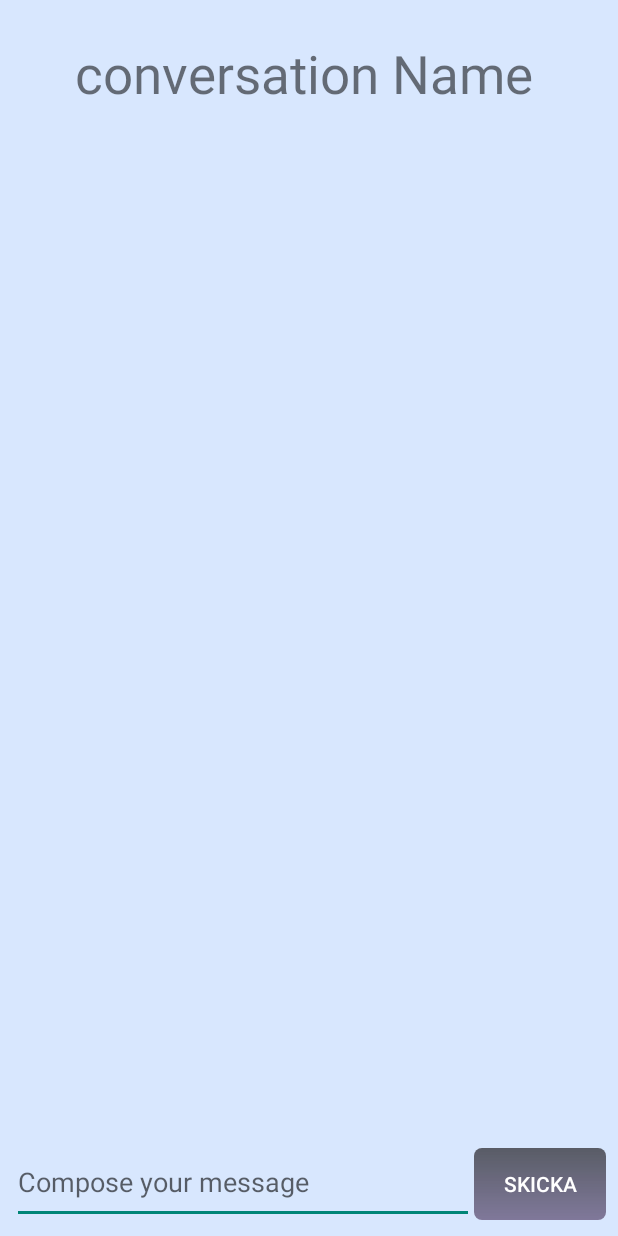
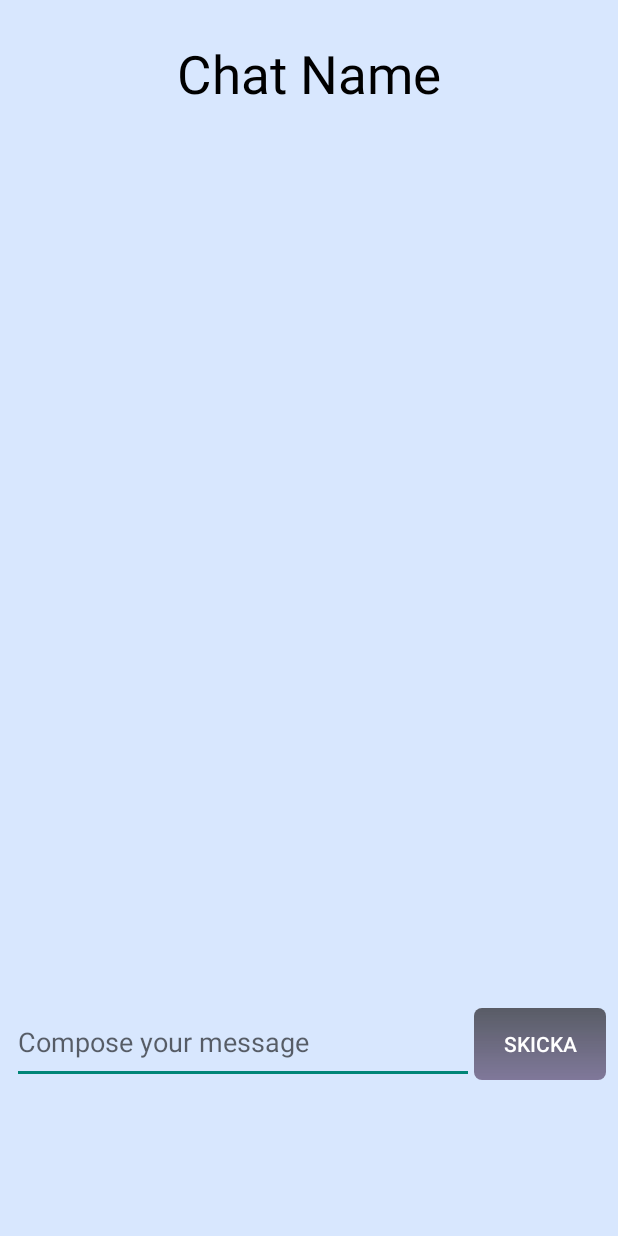
Before and after one commit to Freznas/Chat-Up, an Android app: the ChatActivity screen opened directly, with no data from a screen before it, on a phone screen of 412 x 824 dp. Run offline under Robolectric (Android 15) with nearby library versions, the phone set to English and light mode, and no system bars.

Commit message:
Adapter for search user implemented, needs testing, added design and listviews for chat messages sent and received. need to add adapters.

```diff
--- a/app/src/main/AndroidManifest.xml
+++ b/app/src/main/AndroidManifest.xml
@@ -22,7 +22,7 @@
             android:name=".SearchUserActivity"
             android:exported="false" />
         <activity
-            android:name=".ConversationActivity"
+            android:name=".ConversationsActivity"
             android:exported="false" />
         <activity
             android:name=".ChatActivity"
--- a/app/src/main/java/com/example/chatup/UserDao.kt
+++ b/app/src/main/java/com/example/chatup/UserDao.kt
@@ -84,6 +84,7 @@ class UserDao {
                 activity.showUsers(users)
             }.addOnFailureListener { log -> Log.e("ERROR", "Failed to fetch USERS from firestore") }
     }
+//    Function to search for users
     fun searchUsers(query:String,callback:(List<User>)->Unit){
         val users = mutableListOf<User>()
         FirebaseFirestore.getInstance()
@@ -93,6 +94,7 @@ class UserDao {
             .addOnSuccessListener { result ->
                 for (document in result)
                 {
+//                    Fetching user data from firestore document
                     val id = document.getString(KEY_ID)?:""
                     val name =document.getString(KEY_NAME)?:""
                     val password = document.getString(KEY_PASSWORD)?:""
@@ -111,5 +113,7 @@ class UserDao {
                 Log.e("ERROR","Failed to search users")
                 callback(emptyList())
             }
+
     }
+
 }
--- a/app/src/main/res/layout/activity_chat.xml
+++ b/app/src/main/res/layout/activity_chat.xml
@@ -8,24 +8,39 @@
     <TextView
         android:layout_width="wrap_content"
         android:layout_height="wrap_content"
-        android:layout_marginHorizontal="50dp"
+        android:layout_gravity="center"
         android:layout_marginTop="25dp"
-        android:layout_marginBottom="5dp"
+        android:textColor="@color/view_text_black"
         android:text="@string/chat_view_active_conversation"
-        android:textSize="@dimen/font_header">
+        android:textSize="@dimen/font_header"></TextView>
 
-    </TextView>
+    <LinearLayout
+        android:layout_width="wrap_content"
+        android:layout_height="586dp"
+        android:orientation="horizontal"
+        android:baselineAligned="false">
 
-    <ListView
-        android:id="@+id/lv_Chat"
-        android:layout_width="match_parent"
-        android:layout_height="0dp"
-        android:layout_weight="1"
-        android:layout_marginHorizontal="25dp"
-        android:layout_marginTop="75dp"
-        android:divider="@android:color/transparent"
-        android:dividerHeight="8dp"
-        android:padding="8dp" />
+        <ListView
+            android:id="@+id/lv_chat_received"
+            android:layout_width="match_parent"
+            android:layout_height="match_parent"
+            android:layout_marginHorizontal="10dp"
+            android:layout_marginTop="30dp"
+            android:layout_weight="1"
+            android:divider="@android:color/transparent"
+            android:dividerHeight="5dp" />
+
+        <ListView
+            android:id="@+id/lv_chat_sent"
+            android:layout_width="match_parent"
+            android:layout_height="match_parent"
+            android:layout_marginHorizontal="10dp"
+            android:layout_marginTop="30dp"
+            android:layout_weight="1"
+            android:divider="@android:color/transparent"
+            android:dividerHeight="5dp" />
+
+    </LinearLayout>
 
     <LinearLayout
         android:layout_width="match_parent"
--- a/app/src/main/res/layout/activity_conversation.xml
+++ b/app/src/main/res/layout/activity_conversations.xml
@@ -4,7 +4,7 @@
     xmlns:tools="http://schemas.android.com/tools"
     android:layout_width="match_parent"
     android:layout_height="match_parent"
-    tools:context=".ConversationActivity"
+    tools:context=".ConversationsActivity"
     android:background="@color/background_blue">
 
     <TextView
--- a/app/src/main/res/layout/listview_search_user.xml
+++ b/app/src/main/res/layout/listview_search_user.xml
@@ -6,7 +6,6 @@
     android:layout_height="match_parent"
     android:background="@color/background_blue"
     tools:context=".SearchUserActivity">
-
 
     <androidx.cardview.widget.CardView
         android:id="@+id/search_result_cardview"
--- a/app/src/main/res/values/strings.xml
+++ b/app/src/main/res/values/strings.xml
@@ -14,7 +14,7 @@
     <string name="chat_view_message">Compose your message</string>
     <string name="chat_view_btn_send">Skicka</string>
     <string name="search_view_header">Search for user</string>
-    <string name="chat_view_active_conversation">conversation Name</string>
+    <string name="chat_view_active_conversation">Chat Name</string>
     <string name="main_view_register_user">Register new user</string>
     <string name="main_view_login_user">Login with existing user</string>
     <string name="main_view_header">You better Chat up!</string>
@@ -33,7 +33,8 @@
     <string name="profile_text">Lorem ipsum dolor sit amet, consectetur adipiscing elit. Integer a turpis id eros iaculis facilisis ut vitae leo. Nunc imperdiet gravida dolor a cursus. Phasellus sed quam et lacus ornare cursus. Duis vitae mi vestibulum, laoreet lacus id, gravida nibh. In efficitur tellus ut neque finibus</string>
 
     <string name="reg_view_email">Email</string>
-
+    <string name="chat_message_received">Textmessage received</string>
+    <string name="chat_message_sent">Textmessage sent</string>
 
 
 </resources>
```
Also changed, not shown: app/src/main/java/com/example/chatup/ConversationsActivity.kt (renamed from app/src/main/java/com/example/chatup/ConversationActivity.kt, +4 -4 lines), app/src/main/java/com/example/chatup/SearchUserActivity.kt (+14 -7 lines), app/src/main/java/com/example/chatup/SearchUserAdapter.kt (added, +34 -0 lines), app/src/main/res/layout/listview_received_messages.xml (added, +47 -0 lines), app/src/main/res/layout/listview_sent_messages.xml (added, +46 -0 lines).
